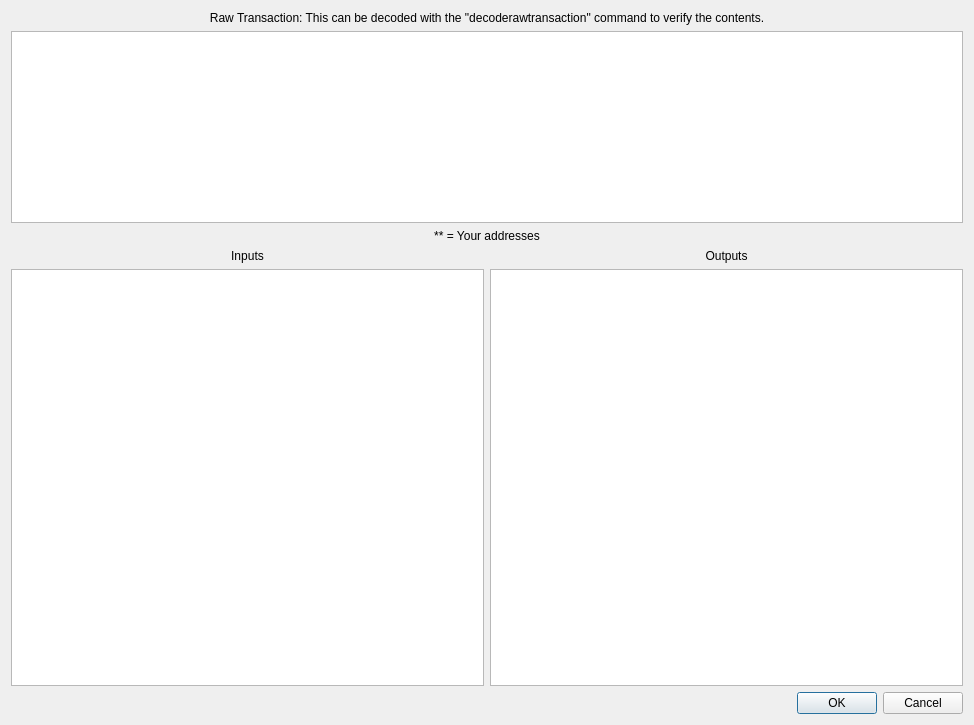
ben-abraham/raven-trader-pro, file ui/qt/preview_order.ui: the form before one commit.
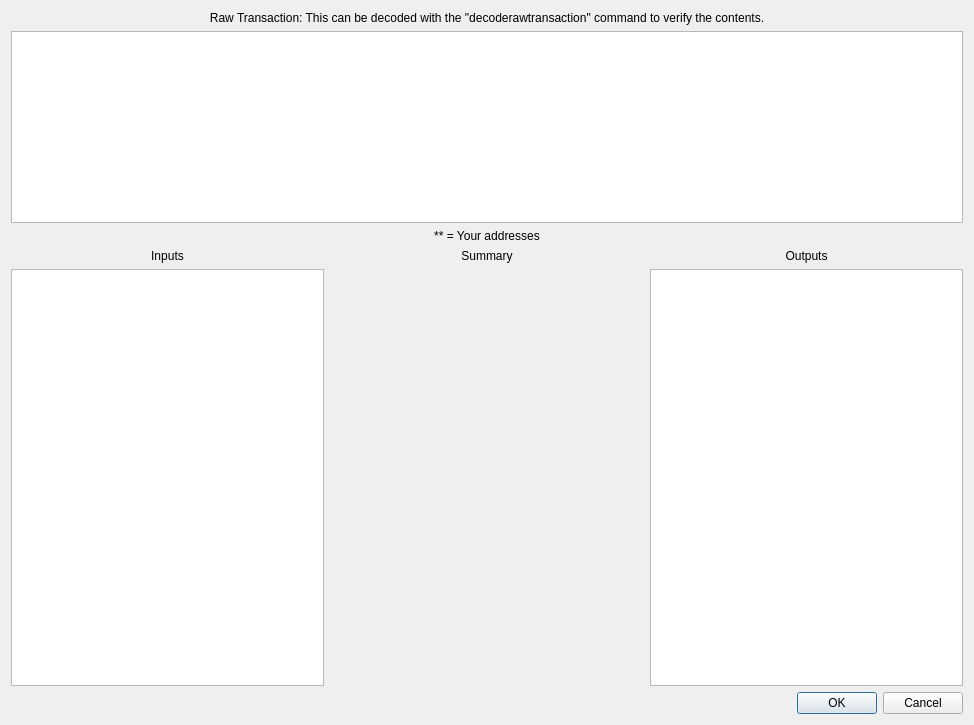
The form after the commit.

Commit message: Added (configurable) timeout to preview panel. Switched primary row widget to QPanel instead of QWidget for better styling options. Added summary and mine/their highlighting to transaction preview window.

The edit to the form file:
```diff
--- a/ui/qt/preview_order.ui
+++ b/ui/qt/preview_order.ui
@@ -48,7 +48,7 @@
     </widget>
    </item>
    <item>
-    <layout class="QHBoxLayout" name="horizontalLayout">
+    <layout class="QHBoxLayout" name="horizontalLayout" stretch="1,1,1">
      <item>
       <layout class="QVBoxLayout" name="verticalLayout">
        <item>
@@ -66,6 +66,27 @@
        </item>
       </layout>
      </item>
+     <item>
+      <layout class="QVBoxLayout" name="verticalLayout_3" stretch="1,5">
+       <item>
+        <widget class="QLabel" name="label">
+         <property name="text">
+          <string>Summary</string>
+         </property>
+         <property name="alignment">
+          <set>Qt::AlignHCenter|Qt::AlignTop</set>
+         </property>
+        </widget>
+       </item>
+       <item>
+        <widget class="QLabel" name="lblTransactionSummary">
+         <property name="alignment">
+          <set>Qt::AlignHCenter|Qt::AlignTop</set>
+         </property>
+        </widget>
+       </item>
+      </layout>
+     </item>
      <item>
       <layout class="QVBoxLayout" name="verticalLayout_2">
        <item>
```
The commit also changes 5 other files.
